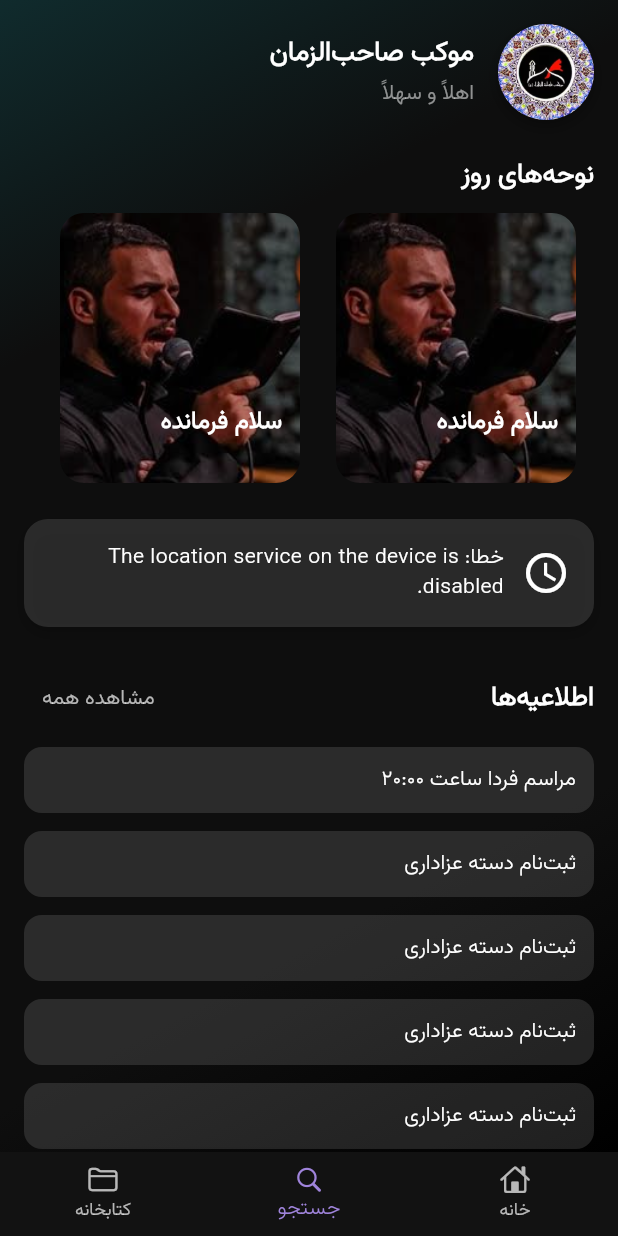
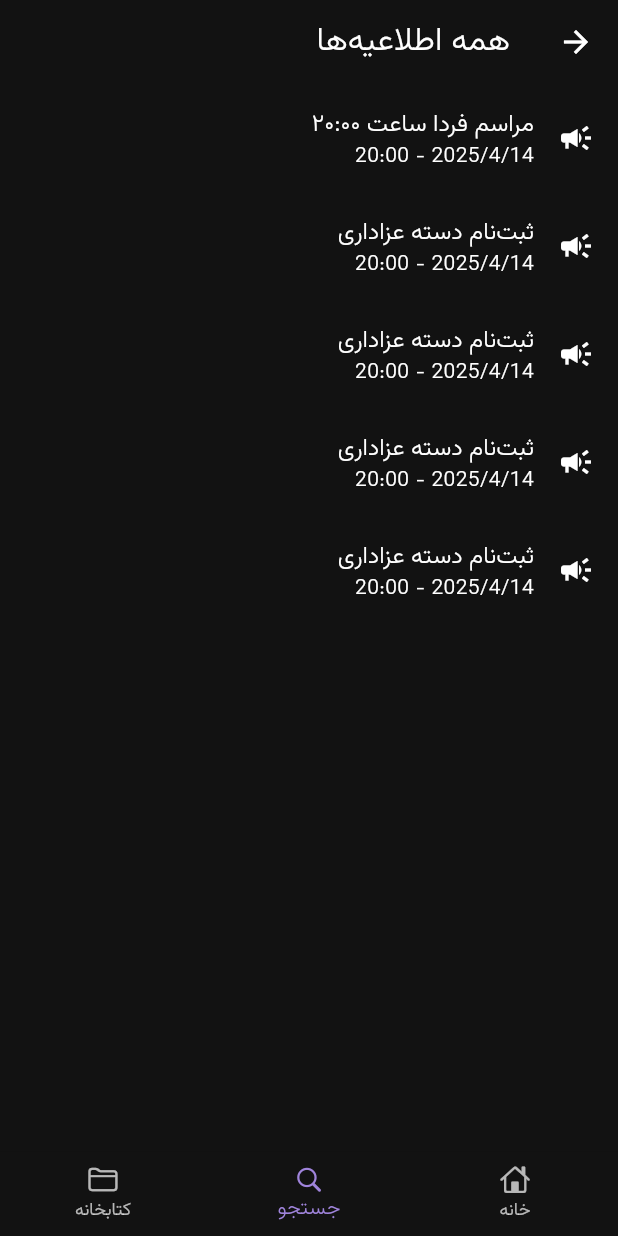
Before and after one commit to hamid-mousavi/mokeb, a Flutter app: the screen it shows after launch, item 2 of the bottom bar chosen, after a tap on "مشاهده همه", on a phone screen of 412 x 824 dp. Run offline on Flutter 3.47's test engine with Material 3 defaults, Android fonts, the phone set to English and light mode, and no system bars; our stand-ins replace bloc, flutter_bloc, geocoding, geolocator, google_fonts, just_audio.

Commit message:
announcemens

```diff
--- /dev/null
+++ b/assets/data/announcements.json
@@ -0,0 +1,32 @@
+[
+    {
+      "id": "1",
+      "title": "مراسم فردا ساعت ۲۰:۰۰",
+      "description": "در حسینیه مرکزی",
+          "date": "2025-04-14T20:00:00"
+    },
+    {
+      "id":"2",
+      "title": "ثبت‌نام دسته‌ عزاداری",
+      "description": "مهلت ثبت‌نام تا شنبه",
+          "date": "2025-04-14T20:00:00"
+    },
+    {
+      "id":"3",
+      "title": "ثبت‌نام دسته‌ عزاداری",
+      "description": "مهلت ثبت‌نام تا شنبه",
+          "date": "2025-04-14T20:00:00"
+    },
+    {
+      "id":"4",
+      "title": "ثبت‌نام دسته‌ عزاداری",
+      "description": "مهلت ثبت‌نام تا شنبه",
+          "date": "2025-04-14T20:00:00"
+    },
+    {
+      "id":"5",
+      "title": "ثبت‌نام دسته‌ عزاداری",
+      "description": "مهلت ثبت‌نام تا شنبه",
+          "date": "2025-04-14T20:00:00"
+    }
+  ]
--- a/lib/data/mock_data.json
+++ b/assets/data/mock_data.json
@@ -53,24 +53,34 @@
   ],
   "announcements": [
     {
+      "id": "1",
       "title": "مراسم فردا ساعت ۲۰:۰۰",
-      "description": "در حسینیه مرکزی"
+      "description": "در حسینیه مرکزی",
+          "date": "2025-04-14T20:00:00"
     },
     {
+      "id":"2",
       "title": "ثبت‌نام دسته‌ عزاداری",
-      "description": "مهلت ثبت‌نام تا شنبه"
+      "description": "مهلت ثبت‌نام تا شنبه",
+          "date": "2025-04-14T20:00:00"
     },
     {
+      "id":"3",
       "title": "ثبت‌نام دسته‌ عزاداری",
-      "description": "مهلت ثبت‌نام تا شنبه"
+      "description": "مهلت ثبت‌نام تا شنبه",
+          "date": "2025-04-14T20:00:00"
     },
     {
+      "id":"4",
       "title": "ثبت‌نام دسته‌ عزاداری",
-      "description": "مهلت ثبت‌نام تا شنبه"
+      "description": "مهلت ثبت‌نام تا شنبه",
+          "date": "2025-04-14T20:00:00"
     },
     {
+      "id":"5",
       "title": "ثبت‌نام دسته‌ عزاداری",
-      "description": "مهلت ثبت‌نام تا شنبه"
+      "description": "مهلت ثبت‌نام تا شنبه",
+          "date": "2025-04-14T20:00:00"
     }
   ],
   "next_adhan": {
--- /dev/null
+++ b/lib/bloc/Announcement/Announcement_bloc.dart
@@ -0,0 +1,44 @@
+// lib/bloc/announcement/announcement_event.dart
+import 'package:mokeb/core/services/announcement_service.dart';
+import 'package:mokeb/models/announcement.dart';
+// lib/bloc/announcement/announcement_bloc.dart
+import 'package:flutter_bloc/flutter_bloc.dart';
+
+class AnnouncementBloc extends Bloc<AnnouncementEvent, AnnouncementState> {
+  final AnnouncementService service;
+
+  AnnouncementBloc(this.service) : super(AnnouncementInitial()) {
+    on<LoadAnnouncements>((event, emit) async {
+      emit(AnnouncementLoading());
+      try {
+        final announcements = await service.fetchAnnouncements();
+        emit(AnnouncementLoaded(announcements));
+      } catch (e) {
+        emit(AnnouncementError("خطا در بارگذاری اطلاعیه‌ها"));
+      }
+    });
+  }
+}
+
+
+abstract class AnnouncementEvent {}
+
+class LoadAnnouncements extends AnnouncementEvent {}
+
+abstract class AnnouncementState {}
+
+class AnnouncementInitial extends AnnouncementState {}
+
+class AnnouncementLoading extends AnnouncementState {}
+
+class AnnouncementLoaded extends AnnouncementState {
+  final List<Announcement> announcements;
+
+  AnnouncementLoaded(this.announcements);
+}
+
+class AnnouncementError extends AnnouncementState {
+  final String message;
+
+  AnnouncementError(this.message);
+}
--- /dev/null
+++ b/lib/core/services/announcement_service.dart
@@ -0,0 +1,12 @@
+import 'dart:convert';
+
+import 'package:flutter/services.dart';
+import 'package:mokeb/models/announcement.dart';
+
+class AnnouncementService {
+  Future<List<Announcement>> fetchAnnouncements() async {
+    final response = await rootBundle.loadString('assets/data/announcements.json');
+    final List<dynamic> data = json.decode(response);
+    return data.map((json) => Announcement.fromJson(json)).toList();
+  }
+}
--- a/lib/core/services/data_services.dart
+++ b/lib/core/services/data_services.dart
@@ -48,7 +48,7 @@ class DataService {
 
   Future<Map<String, dynamic>> _loadJson() async {
     final String response =
-        await rootBundle.loadString('lib/data/mock_data.json');
+        await rootBundle.loadString('assets/data/mock_data.json');
     return json.decode(response);
   }
 }
--- a/lib/models/announcement.dart
+++ b/lib/models/announcement.dart
@@ -1,11 +1,21 @@
 class Announcement {
+  final String id;
   final String title;
   final String description;
+  final String? imageUrl;
+  final DateTime date;
 
-  Announcement({required this.title, required this.description});
+  Announcement(
+      {required this.date,
+      required this.title,
+      required this.description,
+      required this.id,
+      this.imageUrl});
 
   factory Announcement.fromJson(Map<String, dynamic> json) => Announcement(
-        title: json['title'],
-        description: json['description'],
-      );
+      title: json['title'],
+      date: DateTime.parse(json['date']),
+      description: json['description'],
+      id: 'id',
+      imageUrl: 'imageUrl');
 }
--- /dev/null
+++ b/lib/screens/all_announcements_page.dart
@@ -0,0 +1,44 @@
+// lib/screens/all_announcements_page.dart
+import 'package:flutter/material.dart';
+import 'package:flutter_bloc/flutter_bloc.dart';
+import 'package:mokeb/bloc/Announcement/Announcement_bloc.dart';
+import 'package:mokeb/core/services/announcement_service.dart';
+
+class AllAnnouncementsPage extends StatelessWidget {
+  const AllAnnouncementsPage({super.key});
+
+  @override
+  Widget build(BuildContext context) {
+    return Scaffold(
+      appBar: AppBar(title: const Text("همه اطلاعیه‌ها")),
+      body: BlocProvider(
+        create: (context) => AnnouncementBloc(AnnouncementService())..add(LoadAnnouncements()),
+        child: BlocBuilder<AnnouncementBloc, AnnouncementState>(
+          builder: (context, state) {
+            if (state is AnnouncementLoading) {
+              return const Center(child: CircularProgressIndicator());
+            } else if (state is AnnouncementLoaded) {
+              return ListView.builder(
+                itemCount: state.announcements.length,
+                itemBuilder: (context, index) {
+                  final ann = state.announcements[index];
+                  return ListTile(
+                    leading: const Icon(Icons.campaign),
+                    title: Text(ann.title),
+                    subtitle: Text(
+                      "${ann.date.year}/${ann.date.month}/${ann.date.day} - ${ann.date.hour}:${ann.date.minute.toString().padLeft(2, '0')}",
+                    ),
+                  );
+                },
+              );
+            } else if (state is AnnouncementError) {
+              return Center(child: Text(state.message));
+            } else {
+              return const SizedBox.shrink();
+            }
+          },
+        ),
+      ),
+    );
+  }
+}
--- a/lib/widgets/announcements_list.dart
+++ b/lib/widgets/announcements_list.dart
@@ -1,5 +1,6 @@
 import 'package:flutter/material.dart';
 import 'package:mokeb/models/announcement.dart';
+import 'package:mokeb/screens/all_announcements_page.dart';
 
 class AnnouncementsList extends StatelessWidget {
   final List<Announcement> announcements;
@@ -21,6 +22,7 @@ class AnnouncementsList extends StatelessWidget {
             TextButton(
               onPressed: () {
                 // TODO: رفتن به صفحه اطلاعیه‌ها
+                Navigator.of(context).push(MaterialPageRoute(builder: (context) => AllAnnouncementsPage(),));
               },
               child: const Text("مشاهده همه", style: TextStyle(color: Colors.white70)),
             )
--- a/pubspec.yaml
+++ b/pubspec.yaml
@@ -18,6 +18,7 @@ dependencies:
   google_fonts: ^6.2.1
   just_audio: ^0.9.46
   intl: ^0.20.2
+  just_audio_windows: ^0.2.2
 
 dev_dependencies:
   flutter_test:
@@ -28,7 +29,8 @@ flutter:
   uses-material-design: true
   assets:
   - assets/images/
-  - lib/data/mock_data.json
+  - assets/data/announcements.json
+  - assets/data/mock_data.json
   - assets/data/prayer_times.json
   - assets/audio/azan.mp3
   fonts:
```
Also changed, not shown: pubspec.lock, 3 other files.
